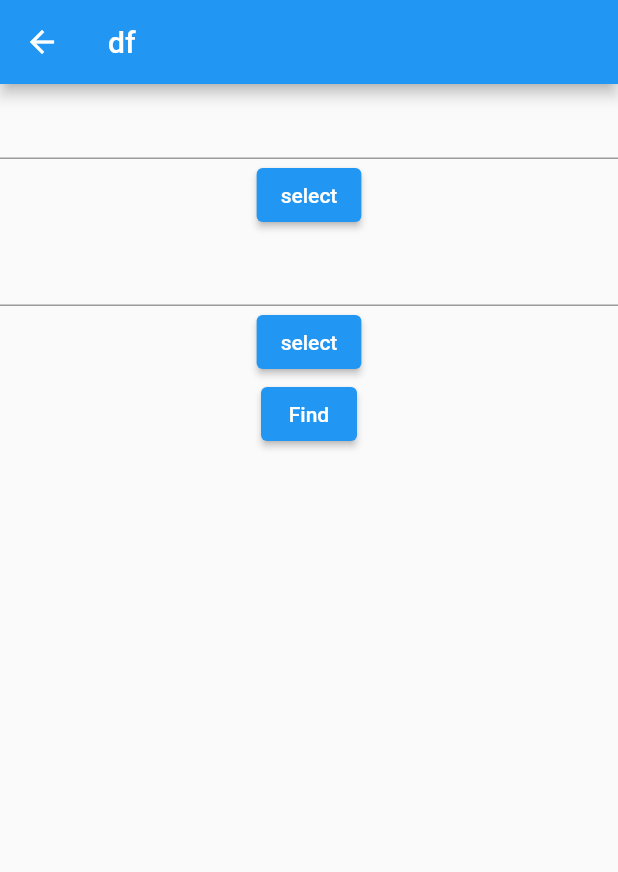
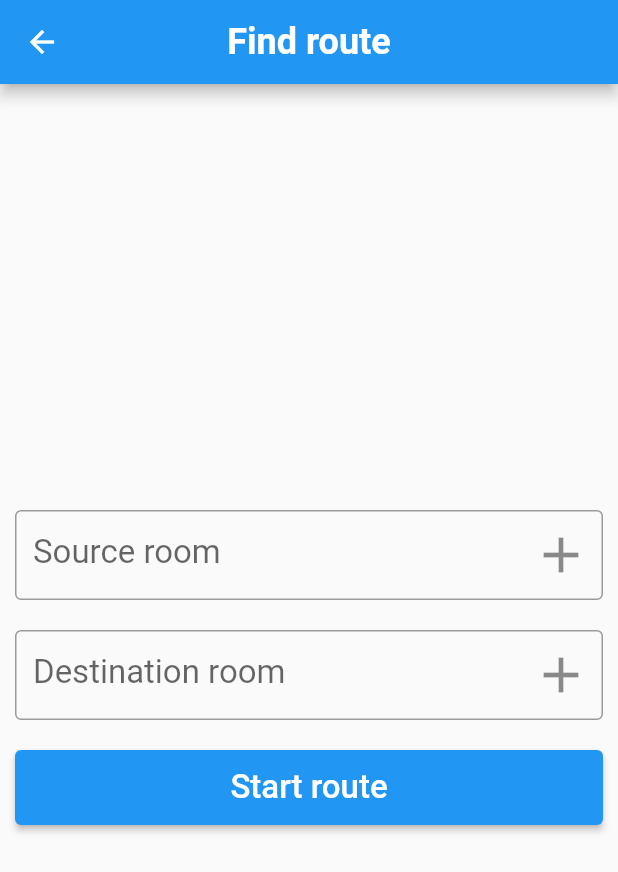
Before and after one commit to VictorBozhuk/building_navigator, a Flutter app: the BuildingPage screen opened directly with sample values from the repository, after a tap on "Find path", on a phone screen of 412 x 824 dp. Shown: the top 872 px of the screen. Run offline on Flutter 3.47's test engine with Material 2 defaults, Android fonts, the phone set to English and light mode, and no system bars; our stand-ins replace bloc, freezed_annotation, splashscreen; missing offline and left inert: panorama; Roboto replaces fonts that are missing (Poppins).

Commit message:
Fixed style

```diff
--- a/lib/loader/dormitory_3/hotspots_dormitory_3.dart
+++ b/lib/loader/dormitory_3/hotspots_dormitory_3.dart
@@ -51,7 +51,7 @@ List<Hotspot> getHotspots704_706(BuildContext context, String nextVertexImagePat
       hotspots.addAll([balcony]);
     }
   } else{
-    hotspots.addAll([balcony, to707]);
+    hotspots.addAll([to707, balcony]);
   }
 
   return hotspots;
--- a/lib/main.dart
+++ b/lib/main.dart
@@ -1,7 +1,9 @@
 import 'package:building_navigator/screens/list_buildings.dart';
 import 'package:building_navigator/screens/panorama_screen.dart';
+import 'package:building_navigator/screens/splash_screen.dart';
 import 'package:building_navigator/screens/test_panorama_screen.dart';
 import 'package:flutter/material.dart';
+import 'package:splashscreen/splashscreen.dart';
 
 import 'loader/dormitory_3/rooms_dormitory_3.dart';
 import 'loader/dormitory_3/vertexes_path_dormitory_3.dart';
@@ -44,8 +46,8 @@ class _MyHomePageState extends State<MyHomePage> {
     PathInfo.building = buildings[0];
 
     return Scaffold(
-      body:
-      ParoramaScreenTest(panoramaImagePath: p711_713, nextVertexImagePath: r713)
+      body: Splash()
+
 
 /*
             GestureDetector(
--- a/lib/models/path_model.dart
+++ b/lib/models/path_model.dart
@@ -9,9 +9,9 @@ class PathInfo {
   static late String destinationRoom = '';
   static late String sourceVertex = '';
   static late String destinationVertex = '';
-  static late List<Vertex>? listVertexes;
+  static late List<Vertex>? listVertexes = [];
   static late Vertex currentVertex;
-  static late String nextVertexImagePath;
+  static late String nextVertexImagePath = '';
   static late Building building;
 
   static late int _currentIndex = 0;
@@ -38,7 +38,7 @@ class PathInfo {
   }
 
   static move(String nextImagePath){
-    if(nextVertexImagePath == nextImagePath){
+    if(nextImagePath.isEmpty == false && nextVertexImagePath == nextImagePath){
       if(_currentIndex + 2 != listVertexes?.length){
         currentVertex = listVertexes![++_currentIndex];
         nextVertexImagePath = listVertexes![1 + _currentIndex].imagePath;
@@ -58,4 +58,16 @@ class PathInfo {
     listVertexes?.clear();
     _currentIndex = 0;
   }
+
+  static String getVertexImagePath(){
+    for (int i = 0; i < building.vertexes.length; ++i)
+      {
+        if(sourceVertex == building.vertexes[i].Title)
+          {
+            return building.vertexes[i].imagePath;
+          }
+      }
+
+    return "";
+  }
 }
--- a/lib/screens/building.dart
+++ b/lib/screens/building.dart
@@ -1,5 +1,9 @@
+import 'package:building_navigator/screens/panorama_screen.dart';
+import 'package:building_navigator/screens/select_room.dart';
+import 'package:building_navigator/screens/widgets/building_widgets.dart';
 import 'package:flutter/material.dart';
 import '../models/building_model.dart';
+import '../models/path_model.dart';
 import 'find_path.dart';
 
 class BuildingPage extends StatelessWidget {
@@ -10,19 +14,46 @@ class BuildingPage extends StatelessWidget {
   @override
   Widget build(BuildContext context) {
     return Scaffold(
-      appBar: AppBar(
-        title: Text("Dyn"),
-      ),
+      appBar: getAppBar(building.title),
       body: Column(
         mainAxisAlignment: MainAxisAlignment.start,
         children: [
-          Image(fit: BoxFit.fitWidth, image: AssetImage(building.imagePath)),
-          ElevatedButton(
-              onPressed: () => {Navigator.push(
+          Container(
+            decoration: const BoxDecoration(borderRadius: BorderRadius.only(
+                topLeft: Radius.circular(0),
+                topRight: Radius.circular(0),
+                bottomLeft: Radius.circular(15),
+                bottomRight: Radius.circular(15),
+              ),),
+              margin: const EdgeInsets.only(bottom: 5),
+              child: ClipRRect(
+                  borderRadius: const BorderRadius.only(
+                  bottomLeft: Radius.circular(25),
+                  bottomRight: Radius.circular(25)),
+                  child: Image(fit: BoxFit.fitWidth,
+                    image: AssetImage(building.imagePath)))),
+          ProfileItemButton(
+              title: 'Find path',
+              icon: const Icon(Icons.arrow_forward, color: Colors.black45, size: 30),
+              func: () {
+                PathInfo.clear();
+                Navigator.push(
+                context,
+                MaterialPageRoute(builder:
+                    (context) => FindPathPage(building: building)));}),
+          ProfileItemButton(
+              title: 'Walking',
+              icon: const Icon(Icons.arrow_forward, color: Colors.black45, size: 30),
+              func: () => {Navigator.push(
                   context,
-                  MaterialPageRoute(builder: (context) => FindPathPage(building: building)))},
-              child: Text('Find path')
-          ),
+                  MaterialPageRoute(builder:
+                      (context) => SelectRoomScreen(building: building, isSource: true, func: () =>
+                      Navigator.pushReplacement(context,
+                          MaterialPageRoute(builder: (context) => PanoramaScreen(panoramaImagePath: PathInfo.getVertexImagePath(), nextVertexImagePath: "",))),)))}),
+          ProfileItemButton(
+              title: 'Info',
+              icon: const Icon(Icons.arrow_forward, color: Colors.black45, size: 30),
+              func: () => {})
         ],
       ),
     );
--- a/lib/screens/find_path.dart
+++ b/lib/screens/find_path.dart
@@ -1,5 +1,6 @@
 import 'package:building_navigator/screens/panorama_screen.dart';
 import 'package:building_navigator/screens/select_room.dart';
+import 'package:building_navigator/screens/widgets/building_widgets.dart';
 import 'package:flutter/material.dart';
 
 import '../algorithm/building_navigator.dart';
@@ -14,7 +15,6 @@ class FindPathPage extends StatefulWidget{
 
   @override
   State<StatefulWidget> createState() => FindPathPageState(building: building);
-
 }
 
 class FindPathPageState extends State<FindPathPage> {
@@ -22,7 +22,6 @@ class FindPathPageState extends State<FindPathPage> {
   final Building building;
 
   FindPathPageState({Key? key, required this.building});
-
 
   TextEditingController txtSource = TextEditingController(text: PathInfo.sourceRoom);
   TextEditingController txtDestination = TextEditingController(text: PathInfo.destinationRoom);
@@ -34,35 +33,71 @@ class FindPathPageState extends State<FindPathPage> {
   }
   @override
   Widget build(BuildContext context) {
+    return Scaffold(
+      appBar: getAppBar('Find route'),
+      body: Column(
+        mainAxisAlignment: MainAxisAlignment.center,
+        children: [
+          Container(
+            height: 60,
+            margin: EdgeInsets.all(10),
+            child: TextFormField(
+                controller: txtSource,
+                decoration: InputDecoration(
+                    border: const OutlineInputBorder(),
+                    hintText: "Source room",
+                    suffixIcon: IconButton(
+                      onPressed: () => Navigator.push(context,
+                          MaterialPageRoute(builder: (context) => SelectRoomScreen(building: building, isSource: true, func: () =>
+                          Navigator.pushReplacement(context,
+                              MaterialPageRoute(builder: (context) => FindPathPage(building: building))),))),
+                      icon: const Icon(Icons.add),
+                      iconSize: 40,
+                    )
+                ),
+                style: const TextStyle(fontSize: 22),
 
-    return Scaffold(
-      appBar: AppBar(title: Text('df'),),
-      body: Column(children: [
-        TextFormField(
-            controller: txtSource,
+                onChanged: _changeSource),
+          ),
+          Container(
+            height: 60,
+            margin: EdgeInsets.all(10),
+            child: TextFormField(
+                controller: txtDestination,
+                decoration: InputDecoration(
+                    border: const OutlineInputBorder(),
+                    hintText: "Destination room",
+                    suffixIcon: IconButton(
+                      onPressed: () => Navigator.push(context,
+                          MaterialPageRoute(builder: (context) => SelectRoomScreen(building: building, isSource: false, func: () =>
+                            Navigator.pushReplacement(context,
+                                MaterialPageRoute(builder: (context) => FindPathPage(building: building)))))),
+                      icon: const Icon(Icons.add),
+                      iconSize: 40,
+                    )
+                ),
                 style: const TextStyle(fontSize: 22),
-            onChanged: _changeSource),
-        ElevatedButton(onPressed: () => Navigator.pushReplacement(context,
-            MaterialPageRoute(builder: (context) => SelectRoomPage(building: building, isSource: true,))),
-            child: Text("select")),
-        TextFormField(
-            controller: txtDestination,
-            style: const TextStyle(fontSize: 22),
+
                 onChanged: _changeDestinaton),
-        ElevatedButton(onPressed: () => Navigator.push(context,
-            MaterialPageRoute(builder: (context) => SelectRoomPage(building: building, isSource: false,))),
-            child: const Text("select")),
-        ElevatedButton(onPressed: () =>
-            {
-              setPath(building),
+          ),
+          Container(
+              height: 50,
+              width: MediaQuery.of(context).size.width - 20,
+              margin: EdgeInsets.only(top: 10),
+              child: ElevatedButton(
+                child: const Text('Start route', style: TextStyle(
+                  fontSize: 22,
+                )),
+                onPressed: () {
+                  setPath(building);
                   Navigator.push(context,
                   MaterialPageRoute(builder: (context) =>
                   PanoramaScreen(
                   panoramaImagePath: PathInfo.currentVertex.imagePath,
-                      nextVertexImagePath: PathInfo.nextVertexImagePath)))
+                  nextVertexImagePath: PathInfo.nextVertexImagePath)));
                 },
-            child: const Text("Find")),
-
+              )
+          ),
       ],),
     );
   }
--- /dev/null
+++ b/lib/screens/widgets/building_widgets.dart
@@ -0,0 +1,65 @@
+import 'package:flutter/material.dart';
+
+
+class ProfileItemButton extends StatelessWidget {
+  final String title;
+  final Widget icon;
+  final Function func;
+  const ProfileItemButton(
+      {Key? key,
+        required this.title,
+        required this.icon,
+        required this.func})
+      : super(key: key);
+
+  @override
+  Widget build(BuildContext context) {
+    double _contentWidth = MediaQuery.of(context).size.width - 40;
+    return Container(
+      margin: const EdgeInsets.only(top:5, bottom: 5),
+      width: _contentWidth,
+      child: ElevatedButton(
+        onPressed: () => func(),
+        child: Column(
+          mainAxisAlignment: MainAxisAlignment.center,
+          children: [
+
+            Row(
+              mainAxisAlignment: MainAxisAlignment.spaceBetween,
+              children: [ Text(title,
+                        textAlign: TextAlign.left,
+                        style: const TextStyle(
+                            color: Colors.black,
+                            fontFamily: 'Poppins',
+                            fontSize: 20,
+                            overflow: TextOverflow.ellipsis,
+                            fontWeight: FontWeight.w500,
+                            height: 1)),
+                    icon,
+              ],
+            )
+          ],
+        ),
+        style: ElevatedButton.styleFrom(
+          elevation: 0.0,
+          shadowColor: Colors.transparent,
+          fixedSize: const Size.fromHeight(48),
+          primary: Colors.black.withOpacity(0.1),
+          shape: RoundedRectangleBorder(
+            borderRadius: BorderRadius.circular(10),
+          ),
+        ),
+      ),
+    );
+  }
+}
+
+AppBar getAppBar(String title) {
+  return AppBar(
+    centerTitle: true,
+    title: Text(title, style: const TextStyle(
+        fontFamily: 'Poppins',
+        fontSize: 24,
+        fontWeight: FontWeight.w600)),
+  );
+}
--- a/lib/screens/widgets/drawer/navigation_drawer.dart
+++ b/lib/screens/widgets/drawer/navigation_drawer.dart
@@ -37,10 +37,10 @@ class NavigationDrawer extends StatelessWidget {
             leading:  const Icon(Icons.home_outlined),
             title: const Text('Buildings'),
             onTap: () =>{
-              PathInfo.clear(),
+              //PathInfo.clear(),
               Navigator.push(
                 context,
-                MaterialPageRoute(builder: (context) => ListByuldingsPage()))}
+                MaterialPageRoute(builder: (context) => ListBuildingsPage()))}
           ),
           ListTile(
             leading:  const Icon(Icons.home_outlined),
--- a/pubspec.yaml
+++ b/pubspec.yaml
@@ -21,6 +21,7 @@ dependencies:
   flutter_bloc: ^8.0.0-dev.3
   freezed_annotation: ^0.15.0
   panorama: ^0.4.1
+  splashscreen: ^1.3.5
 
 dev_dependencies:
   flutter_test:
```
Also changed, not shown: lib/screens/list_buildings.dart (+27 -13 lines), lib/screens/select_room.dart (+43 -27 lines), lib/screens/splash_screen.dart (added, +66 -0 lines), assets/NB.png (added), assets/logo2.jpg (added), assets/logo3.jpg (added), assets/logo4.jpg (added), assets/logo5.jpg (added), pubspec.lock. Lines whose indentation alone changed are shown as unchanged.
